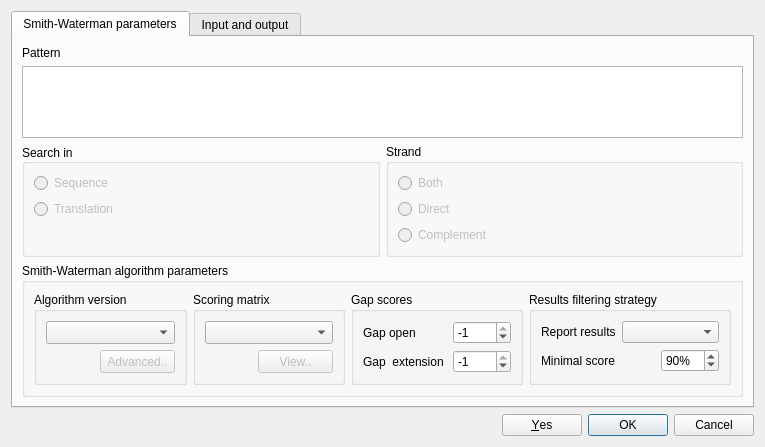
violethaze74/ugene, file src/corelibs/U2View/src/util_smith_waterman/SmithWatermanDialogBase.ui: the form before one commit.
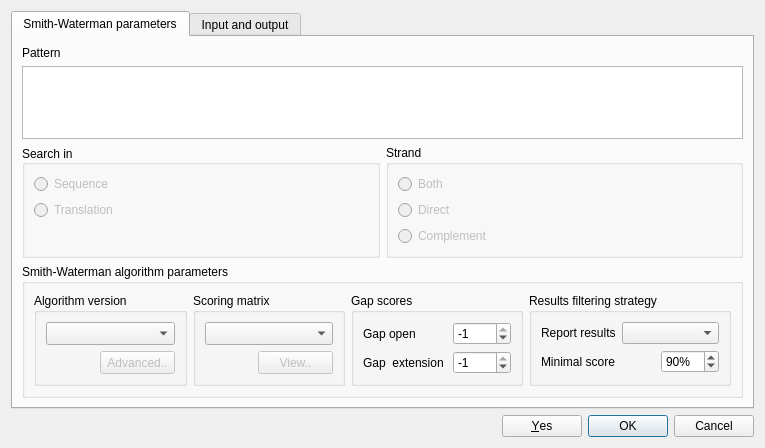
The form after the commit.

Commit message: UGENE-5293. Layout of region selector group in Smith-Waterman dialog.

```diff
--- a/src/corelibs/U2View/src/util_smith_waterman/SmithWatermanDialogBase.ui
+++ b/src/corelibs/U2View/src/util_smith_waterman/SmithWatermanDialogBase.ui
@@ -7,7 +7,7 @@
     <x>0</x>
     <y>0</y>
     <width>765</width>
-    <height>426</height>
+    <height>448</height>
    </rect>
   </property>
   <property name="sizePolicy">
```
Left out of the diff: 11 changed lines with no effect on the pictures. The commit also changes 1 other file.
